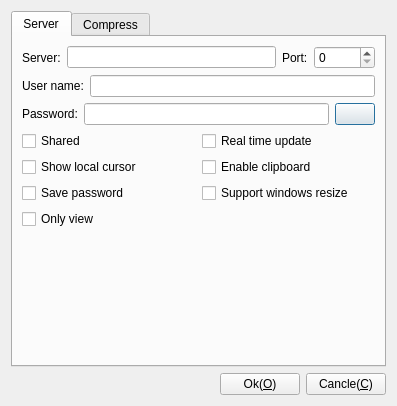
Above: Viewer/Plugins/TigerVnc/DlgSettingsTigerVnc.ui from KangLin/RabbitRemoteControl before the change. Below: the same form after it.
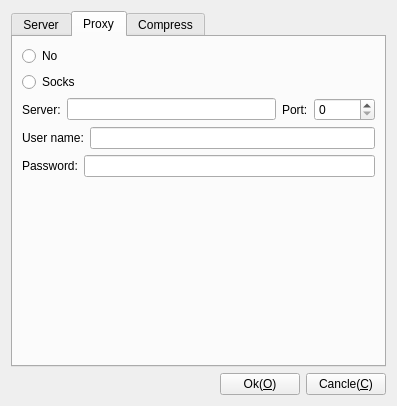
That is the form after the change. Icons and pictures are not drawn.

Commit message: TigerVnc: add proxy

```diff
--- a/Viewer/Plugins/TigerVnc/DlgSettingsTigerVnc.ui
+++ b/Viewer/Plugins/TigerVnc/DlgSettingsTigerVnc.ui
@@ -21,7 +21,7 @@
    <item row="0" column="0">
     <widget class="QTabWidget" name="tabWidget">
      <property name="currentIndex">
-      <number>0</number>
+      <number>1</number>
      </property>
      <widget class="QWidget" name="Server">
       <attribute name="title">
@@ -191,6 +191,100 @@
        </item>
       </layout>
      </widget>
+     <widget class="QWidget" name="Proxy">
+      <attribute name="title">
+       <string>Proxy</string>
+      </attribute>
+      <layout class="QGridLayout" name="gridLayout_7">
+       <item row="1" column="0">
+        <layout class="QGridLayout" name="gridLayout_6">
+         <item row="0" column="3">
+          <widget class="QSpinBox" name="spProxyPort">
+           <property name="maximum">
+            <number>65537</number>
+           </property>
+          </widget>
+         </item>
+         <item row="0" column="2">
+          <widget class="QLabel" name="label_8">
+           <property name="text">
+            <string>Port:</string>
+           </property>
+          </widget>
+         </item>
+         <item row="0" column="0">
+          <widget class="QLabel" name="label_7">
+           <property name="text">
+            <string>Server:</string>
+           </property>
+          </widget>
+         </item>
+         <item row="0" column="1">
+          <widget class="QLineEdit" name="leProxyServer"/>
+         </item>
+        </layout>
+       </item>
+       <item row="0" column="0">
+        <layout class="QVBoxLayout" name="verticalLayout">
+         <item>
+          <widget class="QRadioButton" name="rbProxyNo">
+           <property name="text">
+            <string>No</string>
+           </property>
+          </widget>
+         </item>
+         <item>
+          <widget class="QRadioButton" name="rbProxySocks">
+           <property name="text">
+            <string>Socks</string>
+           </property>
+          </widget>
+         </item>
+        </layout>
+       </item>
+       <item row="2" column="0">
+        <layout class="QHBoxLayout" name="horizontalLayout_10">
+         <item>
+          <widget class="QLabel" name="label_9">
+           <property name="text">
+            <string>User name:</string>
+           </property>
+          </widget>
+         </item>
+         <item>
+          <widget class="QLineEdit" name="leProxyUser"/>
+         </item>
+        </layout>
+       </item>
+       <item row="3" column="0">
+        <layout class="QHBoxLayout" name="horizontalLayout_11">
+         <item>
+          <widget class="QLabel" name="label_10">
+           <property name="text">
+            <string>Password:</string>
+           </property>
+          </widget>
+         </item>
+         <item>
+          <widget class="QLineEdit" name="leProxyPassword"/>
+         </item>
+        </layout>
+       </item>
+       <item row="4" column="0">
+        <spacer name="verticalSpacer">
+         <property name="orientation">
+          <enum>Qt::Vertical</enum>
+         </property>
+         <property name="sizeHint" stdset="0">
+          <size>
+           <width>20</width>
+           <height>40</height>
+          </size>
+         </property>
+        </spacer>
+       </item>
+      </layout>
+     </widget>
      <widget class="QWidget" name="Compress">
       <attribute name="title">
        <string>Compress</string>
```
Left out of the diff: 1 changed line with no effect on the pictures. The commit also changes 3 other files.
